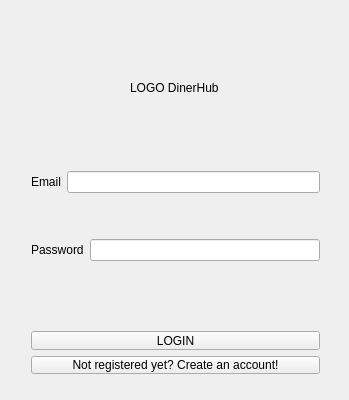
DanieleAmenta/APL-DinerHub-2021-2022, file src/Client/Client/Client.ui: the form before one commit.
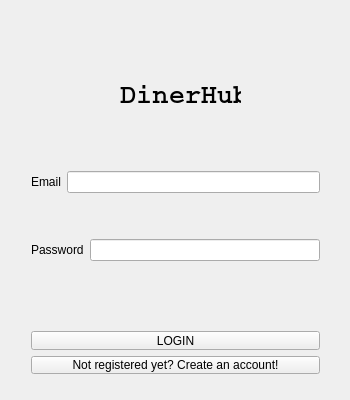
The form after the commit. Icons and pictures are not drawn.

Commit message: DinerHub - Last Features

Diff of the .ui file:
```diff
--- a/src/Client/Client/Client.ui
+++ b/src/Client/Client/Client.ui
@@ -6,7 +6,7 @@
    <rect>
     <x>0</x>
     <y>0</y>
-    <width>349</width>
+    <width>350</width>
     <height>400</height>
    </rect>
   </property>
@@ -89,14 +89,22 @@
   <widget class="QLabel" name="label">
    <property name="geometry">
     <rect>
-     <x>130</x>
+     <x>120</x>
      <y>80</y>
-     <width>91</width>
-     <height>16</height>
+     <width>121</width>
+     <height>31</height>
     </rect>
    </property>
+   <property name="font">
+    <font>
+     <family>Courier</family>
+     <pointsize>20</pointsize>
+     <weight>75</weight>
+     <bold>true</bold>
+    </font>
+   </property>
    <property name="text">
-    <string>LOGO DinerHub</string>
+    <string>DinerHub</string>
    </property>
   </widget>
   <widget class="QWidget" name="layoutWidget">
```
Left out of the diff: 6 changed lines with no effect on the pictures. The commit also changes 38 other files.
